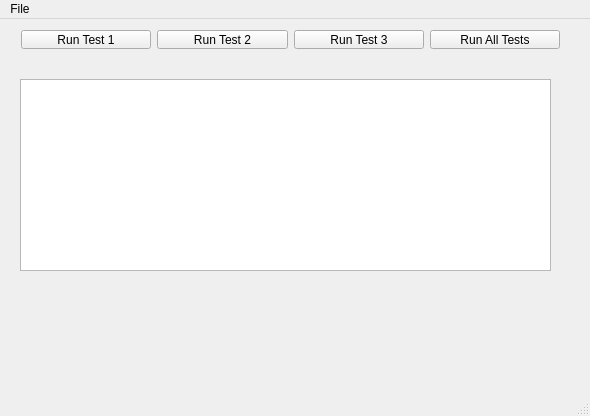
Old version of the form cuTPSClient/mainwindow.ui in the repository Davidj361/cuTPS.
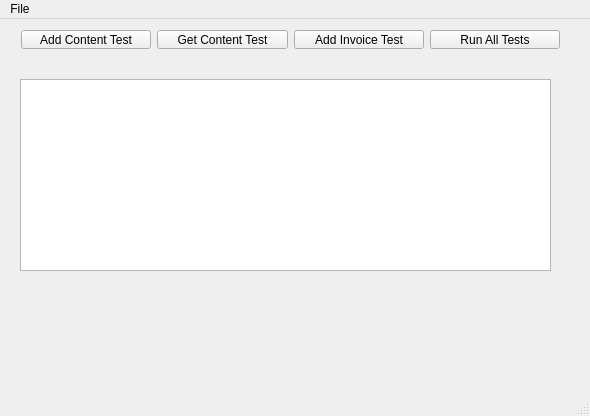
New version of the form.

Commit message: Added error message handling to Serializer. Started writing tests for client side

What changed in the file:
```diff
--- a/cuTPSClient/mainwindow.ui
+++ b/cuTPSClient/mainwindow.ui
@@ -37,21 +37,21 @@
      <item>
       <widget class="QPushButton" name="btnRunTest1">
        <property name="text">
-        <string>Run Test 1</string>
+        <string>Add Content Test</string>
        </property>
       </widget>
      </item>
      <item>
       <widget class="QPushButton" name="btnRunTest2">
        <property name="text">
-        <string>Run Test 2</string>
+        <string>Get Content Test</string>
        </property>
       </widget>
      </item>
      <item>
       <widget class="QPushButton" name="btnRunTest3">
        <property name="text">
-        <string>Run Test 3</string>
+        <string>Add Invoice Test</string>
        </property>
       </widget>
      </item>
```
The commit also changes 7 other files.
